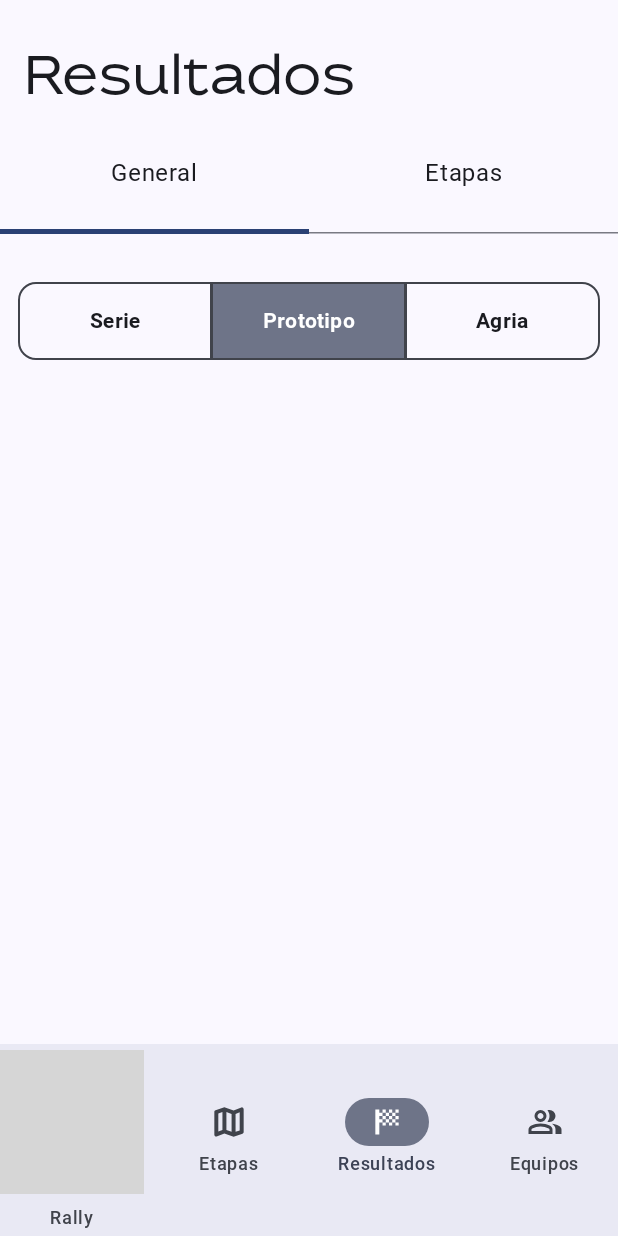
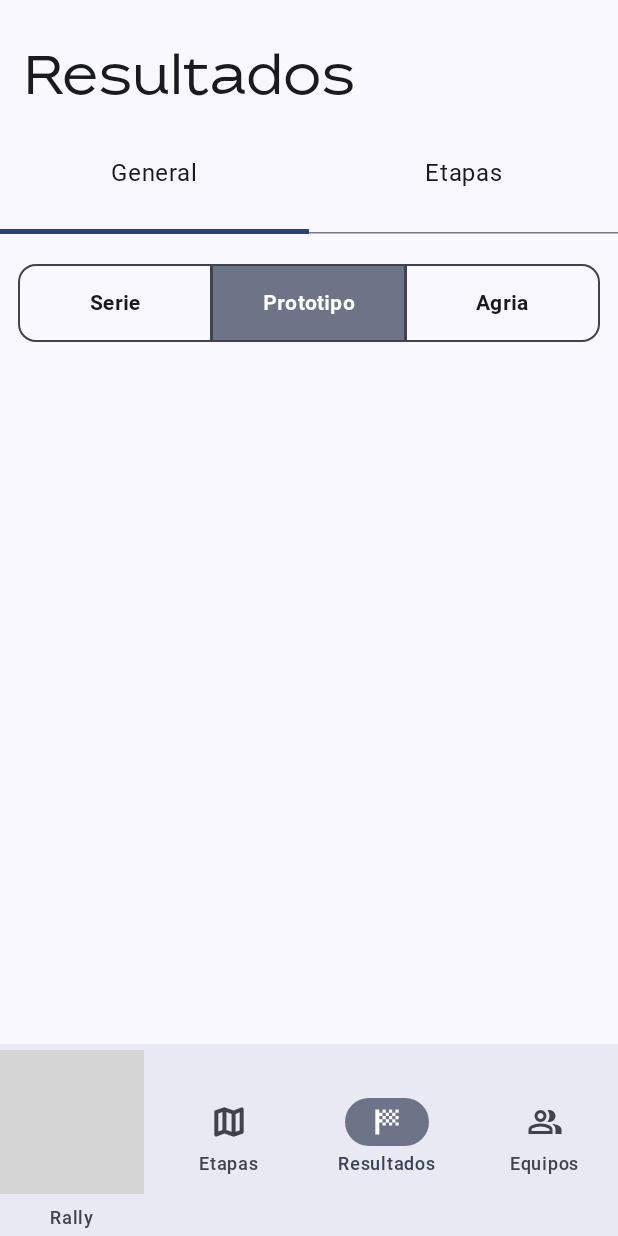
Before and after one commit to xicotet/RallyTransbetxi-Android, an Android app built with Jetpack Compose: the ResultsScreen screen opened through its navigation route, on a phone screen of 412 x 824 dp. Run offline under Robolectric (Android 15) with nearby library versions, the phone set to English and light mode, and no system bars; our stand-ins replace Dagger/Hilt's generated code, Firebase (no records; nobody signed in at launch, a user with empty details on screens opened directly); grey boxes are pictures that could not be loaded.

Commit message:
Update result card padding

```diff
--- a/app/src/main/java/com/canolabs/rallytransbetxi/ui/results/RacingCategorySegmentedButton.kt
+++ b/app/src/main/java/com/canolabs/rallytransbetxi/ui/results/RacingCategorySegmentedButton.kt
@@ -15,7 +15,7 @@ import androidx.compose.ui.res.stringResource
 import androidx.compose.ui.text.font.FontWeight
 import androidx.compose.ui.unit.dp
 import com.canolabs.rallytransbetxi.R
-import com.canolabs.rallytransbetxi.ui.theme.PaddingHuge
+import com.canolabs.rallytransbetxi.ui.theme.PaddingLarge
 import com.canolabs.rallytransbetxi.ui.theme.PaddingMedium
 import com.canolabs.rallytransbetxi.ui.theme.PaddingSmall
 import com.canolabs.rallytransbetxi.ui.theme.robotoFamily
@@ -31,7 +31,7 @@ fun RacingCategorySegmentedButton(
     SingleChoiceSegmentedButtonRow(
         modifier = Modifier
             .fillMaxWidth()
-            .padding(vertical = PaddingHuge, horizontal = PaddingMedium)
+            .padding(vertical = PaddingLarge, horizontal = PaddingMedium)
     ) {
         categories.forEachIndexed { index, title ->
             SegmentedButton(
--- a/app/src/main/java/com/canolabs/rallytransbetxi/ui/results/ResultsCard.kt
+++ b/app/src/main/java/com/canolabs/rallytransbetxi/ui/results/ResultsCard.kt
@@ -37,7 +37,7 @@ fun ResultCard(
 ) {
     Card(
         modifier = Modifier
-            .padding(16.dp)
+            .padding(horizontal = 16.dp, vertical = 12.dp)
             .fillMaxWidth(),
         elevation = CardDefaults.cardElevation(defaultElevation = 10.dp),
         shape = RoundedCornerShape(8.dp)
```
